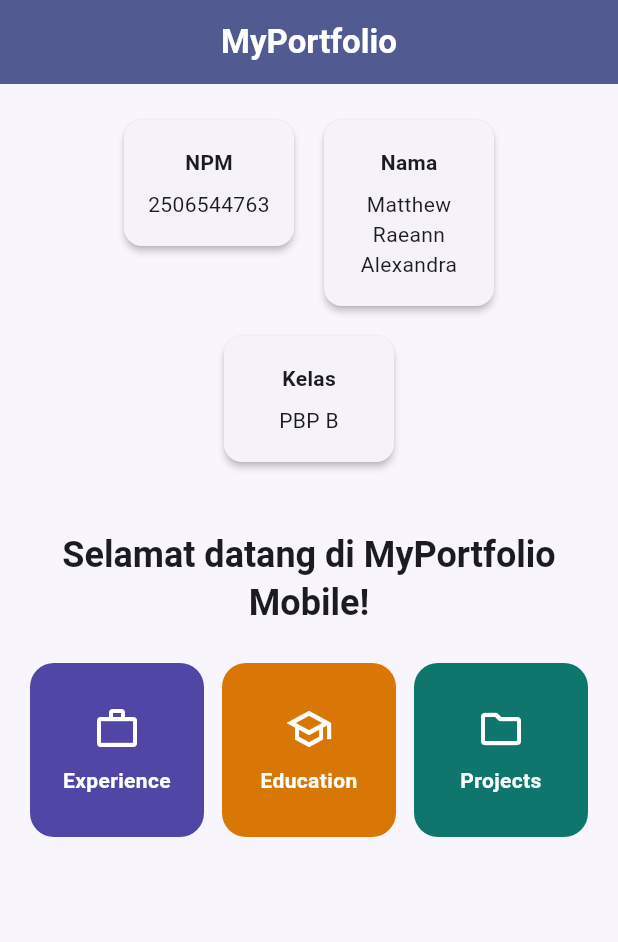
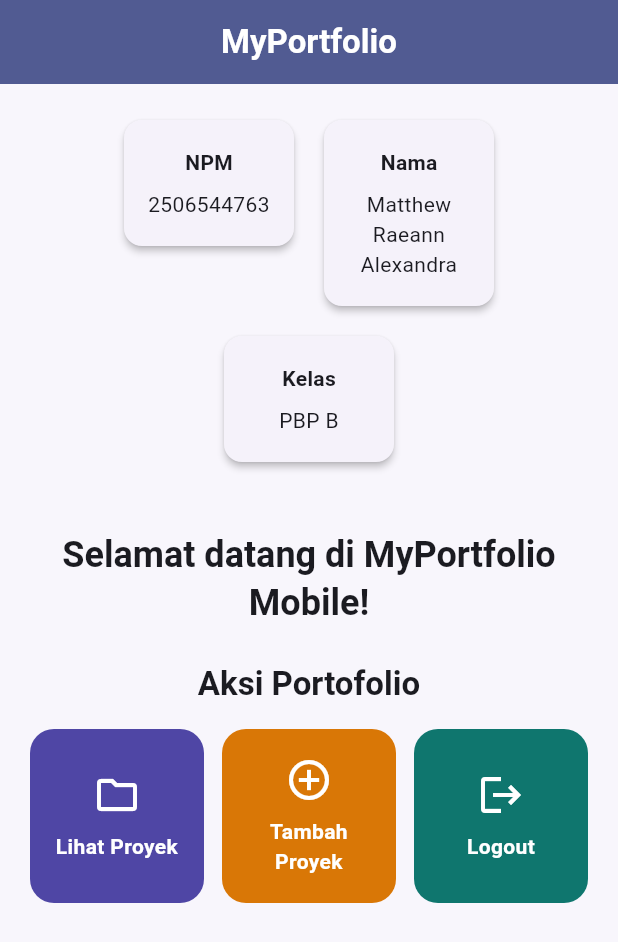
Before and after one commit to matthewraeann/myportofolio_mobile, a Flutter app: the screen it shows after launch, on a phone screen of 412 x 824 dp. Shown: the top 942 px of the screen. Run offline on Flutter 3.47's test engine with Material 3 defaults, Android fonts, the phone set to English and light mode, and no system bars.

Commit message:
feat: add required portfolio action cards

```diff
--- a/lib/menu.dart
+++ b/lib/menu.dart
@@ -12,18 +12,18 @@ class MyHomePage extends StatelessWidget {
 
   static const List<ItemHomepage> items = [
     ItemHomepage(
-      name: 'Experience',
-      icon: Icons.work_outline,
+      name: 'Lihat Proyek',
+      icon: Icons.folder_outlined,
       color: Color(0xFF4F46A5),
     ),
     ItemHomepage(
-      name: 'Education',
-      icon: Icons.school_outlined,
+      name: 'Tambah Proyek',
+      icon: Icons.add_circle_outline,
       color: Color(0xFFD97706),
     ),
     ItemHomepage(
-      name: 'Projects',
-      icon: Icons.folder_outlined,
+      name: 'Logout',
+      icon: Icons.logout,
       color: Color(0xFF0F766E),
     ),
   ];
@@ -72,6 +72,14 @@ class MyHomePage extends StatelessWidget {
                         ),
                   ),
                   const SizedBox(height: 24),
+                  Text(
+                    'Aksi Portofolio',
+                    textAlign: TextAlign.center,
+                    style: Theme.of(context).textTheme.titleLarge?.copyWith(
+                          fontWeight: FontWeight.w700,
+                        ),
+                  ),
+                  const SizedBox(height: 16),
                   GridView.count(
                     crossAxisCount: 3,
                     shrinkWrap: true,
```
